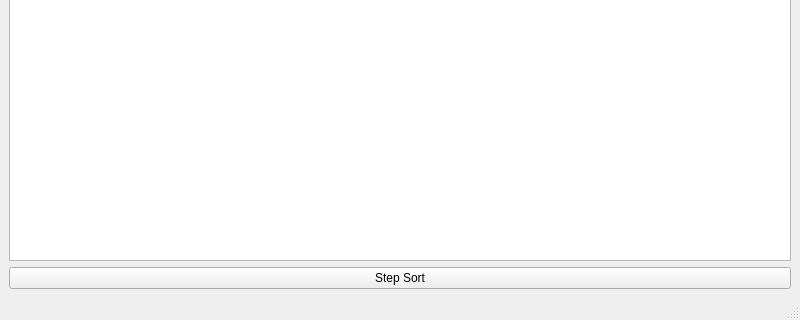
This is mainwindow.ui in bennjii/VisualSort as Qt 5 draws it before an edit; both pictures show x 0 to 800 and y 281 to 601 of the 800 by 601 pixel window. The edited form follows.
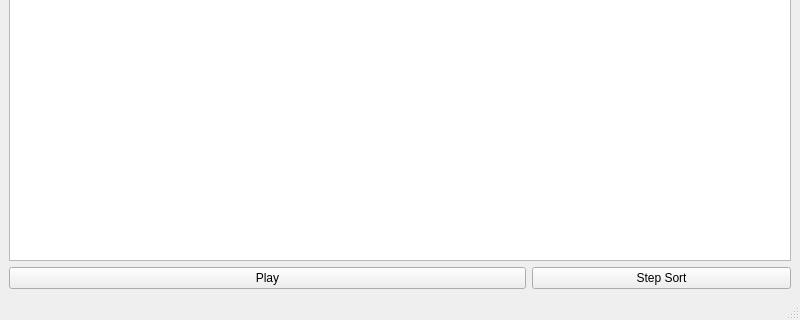
This is the edited form.

Commit message: Added Play Button and Timer Function

What changed in the file:
```diff
--- a/mainwindow.ui
+++ b/mainwindow.ui
@@ -14,17 +14,24 @@
    <string>MainWindow</string>
   </property>
   <widget class="QWidget" name="centralwidget">
-   <layout class="QVBoxLayout" name="verticalLayout">
-    <item>
-     <widget class="QGraphicsView" name="graphicsView"/>
-    </item>
-    <item>
+   <layout class="QGridLayout" name="gridLayout">
+    <item row="1" column="2">
      <widget class="QPushButton" name="stepButton">
       <property name="text">
        <string>Step Sort</string>
       </property>
      </widget>
     </item>
+    <item row="0" column="0" colspan="3">
+     <widget class="QGraphicsView" name="graphicsView"/>
+    </item>
+    <item row="1" column="0" colspan="2">
+     <widget class="QPushButton" name="playButton">
+      <property name="text">
+       <string>Play</string>
+      </property>
+     </widget>
+    </item>
    </layout>
   </widget>
   <widget class="QMenuBar" name="menubar">
```
The commit also changes 3 other files.
